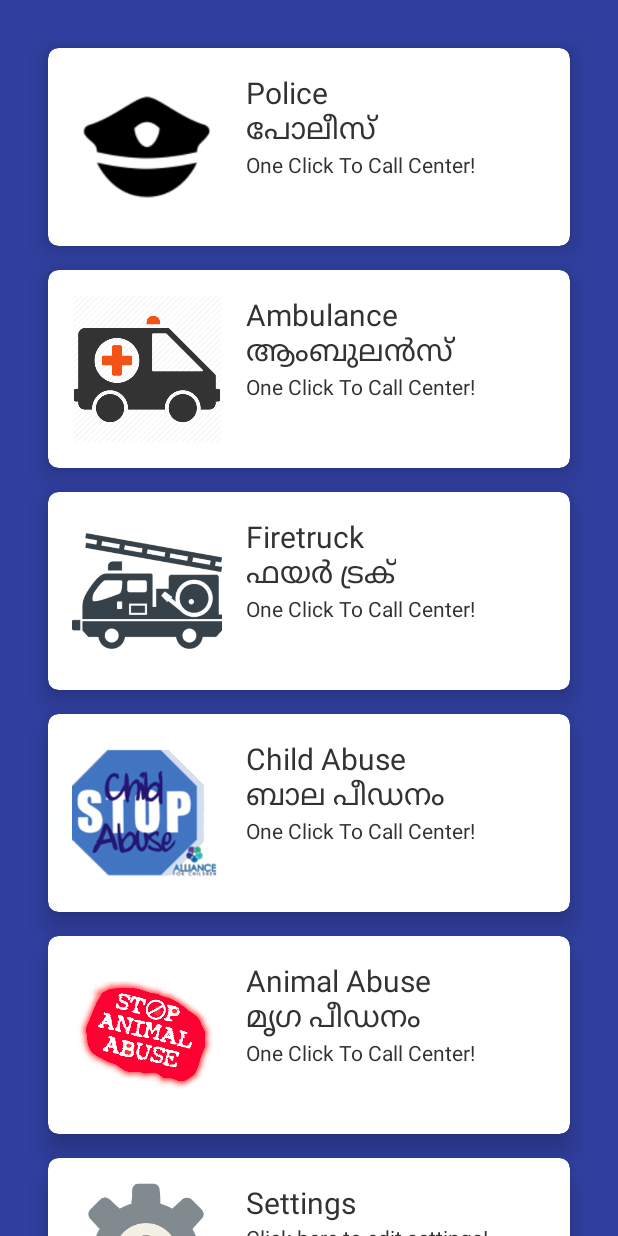
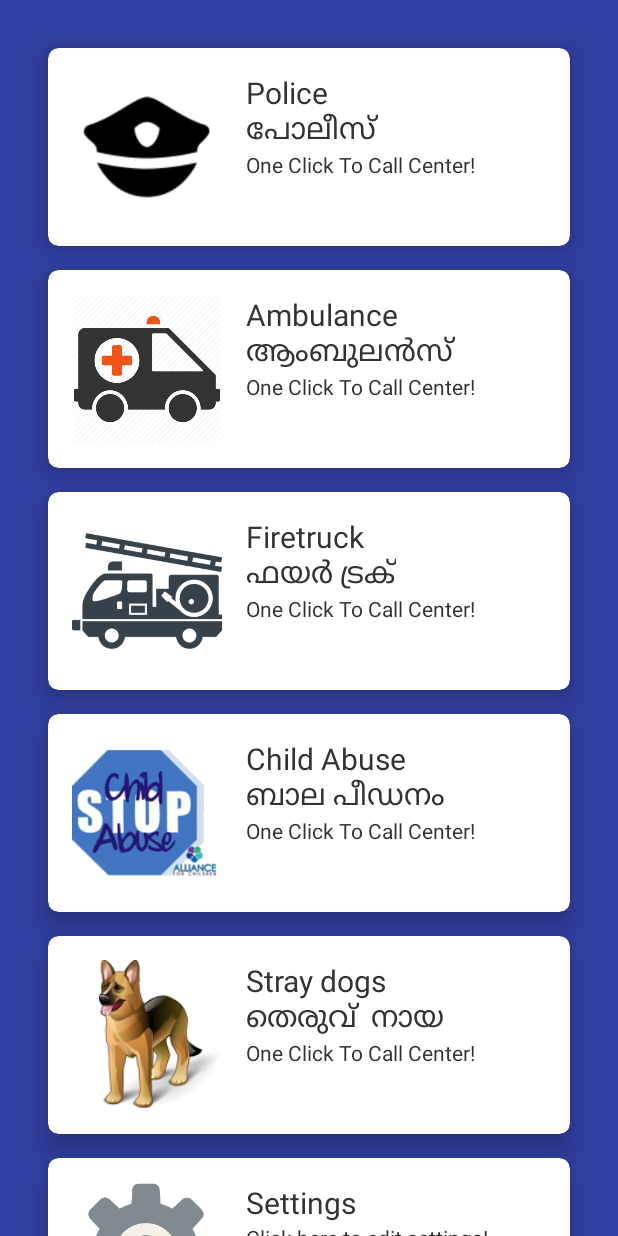
Before and after one commit to BasilArackal/JanaSeva, an Android app: the screen it shows after launch (MainActivity), on a phone screen of 412 x 824 dp. Run offline under Robolectric (Android 15) with nearby library versions, the phone set to English and light mode, and no system bars; 3 statements that could not run were skipped.

Commit message:
Settings,About and Stray dogs

```diff
--- a/app/src/main/res/layout/activity_main.xml
+++ b/app/src/main/res/layout/activity_main.xml
@@ -274,14 +274,14 @@
                 android:layout_width="100dp"
                 android:layout_height="100dp"
                 android:id="@+id/animalAbuse_image"
-                android:src="@drawable/animal"
+                android:src="@drawable/dogg"
                 android:layout_alignParentLeft="true"
                 android:layout_alignParentTop="true"
                 android:layout_marginRight="16dp"
                 />
 
             <TextView
-                android:text="Animal Abuse\nമൃഗ പീഡനം "
+                android:text="Stray dogs\nതെരുവ്  നായ "
                 android:layout_width="wrap_content"
                 android:layout_height="wrap_content"
                 android:id="@+id/animalAbuse_text"
@@ -373,6 +373,7 @@
         android:layout_height="wrap_content"
         card_view:cardBackgroundColor="#fff"
         card_view:cardCornerRadius="7dp"
+        android:onClick="launchSettings"
         >
 
         <RelativeLayout
@@ -413,6 +414,63 @@
         </RelativeLayout>
 
     </android.support.v7.widget.CardView>
+    <android.support.v7.widget.CardView
+        xmlns:android="http://schemas.android.com/apk/res/android"
+        android:id="@+id/card_about"
+        card_view:cardElevation="10dp"
+        android:layout_centerHorizontal="true"
+        android:layout_marginTop="@dimen/activity_vertical_margin"
+        android:layout_marginLeft="@dimen/activity_horizontal_margin"
+        android:layout_marginStart="@dimen/activity_horizontal_margin"
+        android:layout_marginRight="@dimen/activity_horizontal_margin"
+        android:layout_marginEnd="@dimen/activity_horizontal_margin"
+        android:layout_width="match_parent"
+        android:layout_height="wrap_content"
+        card_view:cardBackgroundColor="#fff"
+        card_view:cardCornerRadius="7dp"
+        android:onClick="launchAbout"
+        >
+
+        <RelativeLayout
+            android:layout_width="match_parent"
+            android:layout_height="wrap_content"
+            android:padding="16dp"
+            >
+
+            <ImageView
+                android:layout_width="100dp"
+                android:layout_height="100dp"
+                android:id="@+id/aboutImage"
+                android:src="@drawable/about"
+                android:layout_alignParentLeft="true"
+                android:layout_alignParentTop="true"
+                android:layout_marginRight="16dp"
+                />
+
+            <TextView
+                android:text="About"
+                android:layout_width="wrap_content"
+                android:layout_height="wrap_content"
+                android:id="@+id/aboutText"
+                android:layout_toRightOf="@+id/aboutImage"
+                android:layout_alignParentTop="true"
+                android:textSize="20sp"
+                />
+
+            <TextView
+                android:text="Click here to view about page!"
+                android:layout_width="wrap_content"
+                android:layout_height="wrap_content"
+                android:id="@+id/aboutSubText"
+                android:layout_toRightOf="@+id/aboutImage"
+                android:layout_below="@+id/aboutText"
+                />
+
+        </RelativeLayout>
+
+    </android.support.v7.widget.CardView>
+
+
 
 
     <!--  ******************************   OLD GRIDVIEW ITEMS   ********************************************************************** -->
--- /dev/null
+++ b/app/src/main/res/values-v21/styles.xml
@@ -0,0 +1,9 @@
+<resources>
+
+    <style name="AppTheme.NoActionBar">
+        <item name="windowActionBar">false</item>
+        <item name="windowNoTitle">true</item>
+        <item name="android:windowDrawsSystemBarBackgrounds">true</item>
+        <item name="android:statusBarColor">@android:color/transparent</item>
+    </style>
+</resources>
--- a/app/src/main/res/values/dimens.xml
+++ b/app/src/main/res/values/dimens.xml
@@ -2,4 +2,5 @@
     <!-- Default screen margins, per the Android Design guidelines. -->
     <dimen name="activity_horizontal_margin">16dp</dimen>
     <dimen name="activity_vertical_margin">16dp</dimen>
+    <dimen name="fab_margin">16dp</dimen>
 </resources>
--- a/app/src/main/res/values/strings.xml
+++ b/app/src/main/res/values/strings.xml
@@ -1,3 +1,5 @@
 <resources>
     <string name="app_name">Shishubavan</string>
+    <string name="title_activity_settings">Settings</string>
+    <string name="title_activity_about">About</string>
 </resources>
--- a/app/src/main/res/values/styles.xml
+++ b/app/src/main/res/values/styles.xml
@@ -8,4 +8,13 @@
         <item name="colorAccent">@color/colorAccent</item>
     </style>
 
+    <style name="AppTheme.NoActionBar">
+        <item name="windowActionBar">false</item>
+        <item name="windowNoTitle">true</item>
+    </style>
+
+    <style name="AppTheme.AppBarOverlay" parent="ThemeOverlay.AppCompat.Dark.ActionBar" />
+
+    <style name="AppTheme.PopupOverlay" parent="ThemeOverlay.AppCompat.Light" />
+
 </resources>
```
Also changed, not shown: app/build.gradle (+4 -3 lines), app/src/main/AndroidManifest.xml (+25 -7 lines), app/src/main/java/com/lmntrx/shishubavan/About.java (added, +21 -0 lines), app/src/main/java/com/lmntrx/shishubavan/MainActivity.java (+12 -0 lines), app/src/main/java/com/lmntrx/shishubavan/Settings.java (added, +42 -0 lines), app/src/main/res/layout/activity_about.xml (added, +26 -0 lines), app/src/main/res/layout/activity_settings.xml (added, +27 -0 lines), app/src/main/res/layout/content_about.xml (added, +34 -0 lines), app/src/main/res/layout/content_settings.xml (added, +37 -0 lines), app/src/main/res/drawable-hdpi/about.png (added), app/src/main/res/drawable-hdpi/dogg.png (added), app/src/main/res/drawable-hdpi/jmaveli.png (added), 2 other files.
